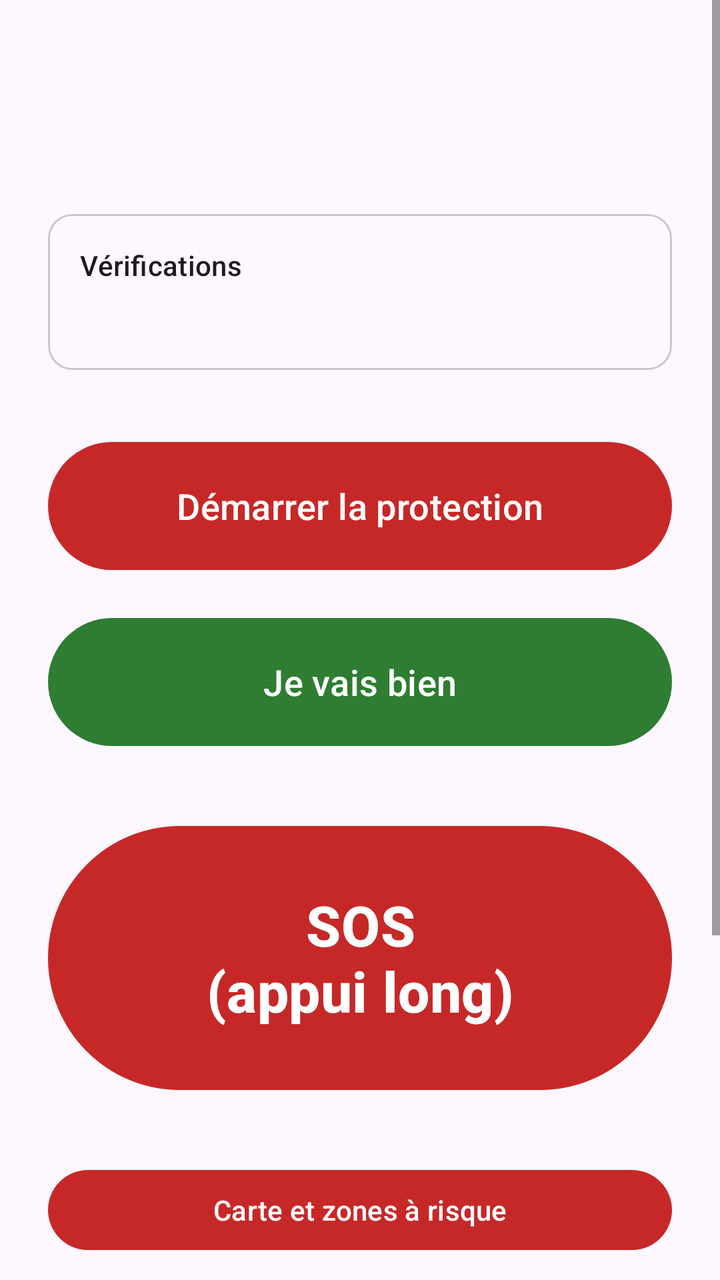
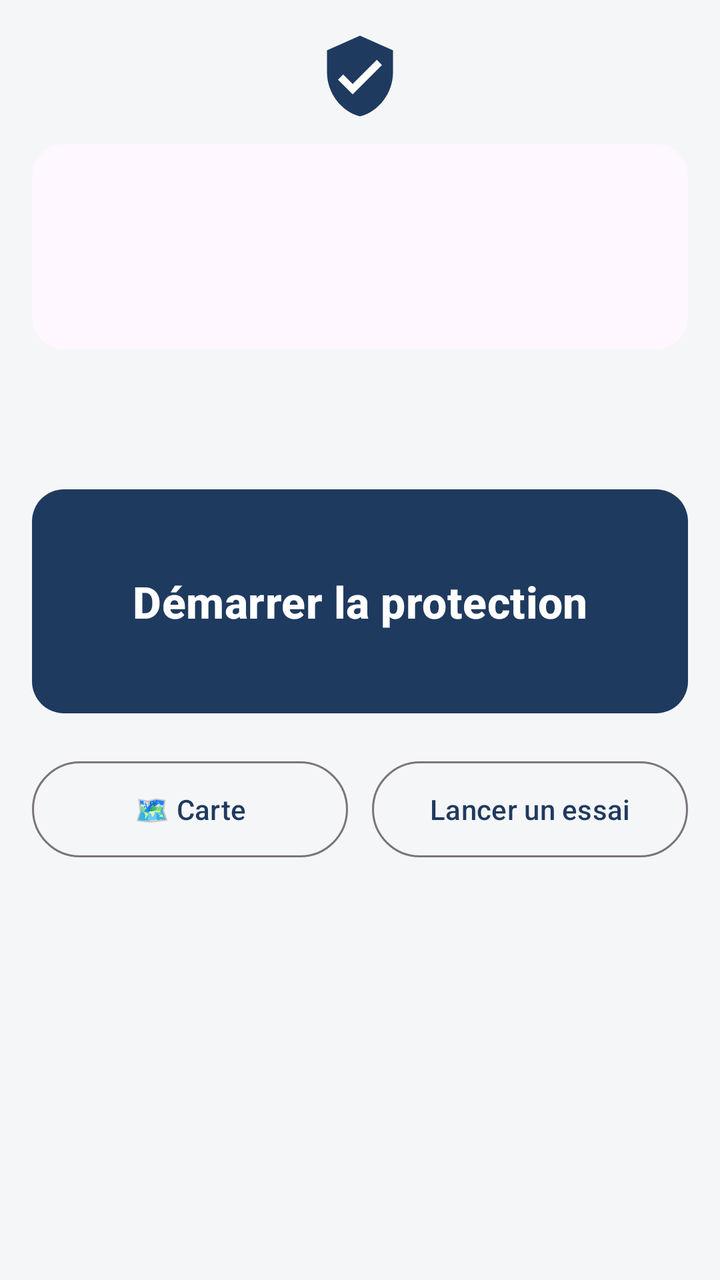

Two renders of the same Android screen: before a commit and after it. Below are the layout's source before the change and the commit's diff.
<!-- AndroidManifest.xml: application theme Theme.Dati -->
<!-- res/layout/activity_main.xml -->
<?xml version="1.0" encoding="utf-8"?>
<ScrollView xmlns:android="http://schemas.android.com/apk/res/android"
    xmlns:app="http://schemas.android.com/apk/res-auto"
    android:layout_width="match_parent"
    android:layout_height="match_parent">

    <LinearLayout
        android:layout_width="match_parent"
        android:layout_height="wrap_content"
        android:orientation="vertical"
        android:padding="24dp">

        <TextView
            android:id="@+id/statusText"
            android:layout_width="match_parent"
            android:layout_height="wrap_content"
            android:gravity="center"
            android:textAppearance="?attr/textAppearanceHeadlineMedium"
            android:textStyle="bold" />

        <TextView
            android:id="@+id/detailText"
            android:layout_width="match_parent"
            android:layout_height="wrap_content"
            android:layout_marginTop="8dp"
            android:gravity="center"
            android:textAppearance="?attr/textAppearanceBodyLarge" />

        <TextView
            android:id="@+id/zoneText"
            android:layout_width="match_parent"
            android:layout_height="wrap_content"
            android:layout_marginTop="12dp"
            android:background="@color/dati_orange"
            android:gravity="center"
            android:padding="10dp"
            android:textColor="@color/white"
            android:textStyle="bold"
            android:visibility="gone" />

        <TextView
            android:id="@+id/contactsWarning"
            android:layout_width="match_parent"
            android:layout_height="wrap_content"
            android:layout_marginTop="16dp"
            android:gravity="center"
            android:text="@string/contacts_warning"
            android:textColor="@color/dati_red"
            android:visibility="gone" />

        <com.google.android.material.card.MaterialCardView
            android:layout_width="match_parent"
            android:layout_height="wrap_content"
            android:layout_marginTop="16dp">

            <LinearLayout
                android:layout_width="match_parent"
                android:layout_height="wrap_content"
                android:orientation="vertical"
                android:padding="16dp">

                <TextView
                    android:layout_width="wrap_content"
                    android:layout_height="wrap_content"
                    android:text="@string/checks_title"
                    android:textAppearance="?attr/textAppearanceTitleSmall" />

                <TextView
                    android:id="@+id/checksText"
                    android:layout_width="match_parent"
                    android:layout_height="wrap_content"
                    android:layout_marginTop="8dp"
                    android:lineSpacingExtra="4dp"
                    android:textAppearance="?attr/textAppearanceBodyMedium" />
            </LinearLayout>
        </com.google.android.material.card.MaterialCardView>

        <com.google.android.material.button.MaterialButton
            android:id="@+id/toggleButton"
            android:layout_width="match_parent"
            android:layout_height="72dp"
            android:layout_marginTop="32dp"
            android:text="@string/start_monitoring"
            android:textSize="18sp" />

        <com.google.android.material.button.MaterialButton
            android:id="@+id/okButton"
            android:layout_width="match_parent"
            android:layout_height="72dp"
            android:layout_marginTop="16dp"
            android:text="@string/im_ok"
            android:textColor="@color/white"
            android:textSize="18sp"
            app:backgroundTint="@color/dati_green" />

        <com.google.android.material.button.MaterialButton
            android:id="@+id/sosButton"
            android:layout_width="match_parent"
            android:layout_height="140dp"
            android:layout_marginTop="32dp"
            android:text="@string/sos"
            android:textColor="@color/white"
            android:textSize="28sp"
            android:textStyle="bold"
            app:backgroundTint="@color/dati_red" />

        <com.google.android.material.button.MaterialButton
            android:id="@+id/mapButton"
            android:layout_width="match_parent"
            android:layout_height="wrap_content"
            android:layout_marginTop="32dp"
            android:text="@string/map_title" />

        <com.google.android.material.button.MaterialButton
            android:id="@+id/testButton"
            style="?attr/materialButtonOutlinedStyle"
            android:layout_width="match_parent"
            android:layout_height="wrap_content"
            android:layout_marginTop="8dp"
            android:text="@string/test_button" />

        <LinearLayout
            android:layout_width="match_parent"
            android:layout_height="wrap_content"
            android:layout_marginTop="8dp"
            android:orientation="horizontal">

            <com.google.android.material.button.MaterialButton
                android:id="@+id/settingsButton"
                style="?attr/materialButtonOutlinedStyle"
                android:layout_width="0dp"
                android:layout_height="wrap_content"
                android:layout_marginEnd="4dp"
                android:layout_weight="1"
                android:text="@string/settings" />

            <com.google.android.material.button.MaterialButton
                android:id="@+id/journalButton"
                style="?attr/materialButtonOutlinedStyle"
                android:layout_width="0dp"
                android:layout_height="wrap_content"
                android:layout_marginStart="4dp"
                android:layout_weight="1"
                android:text="@string/journal_title" />
        </LinearLayout>

        <TextView
            android:layout_width="match_parent"
            android:layout_height="wrap_content"
            android:layout_marginTop="24dp"
            android:text="@string/disclaimer"
            android:textAppearance="?attr/textAppearanceBodySmall" />

        <TextView
            android:id="@+id/versionText"
            android:layout_width="match_parent"
            android:layout_height="wrap_content"
            android:layout_marginTop="12dp"
            android:gravity="center"
            android:textAppearance="?attr/textAppearanceBodySmall" />
    </LinearLayout>
</ScrollView>
<!-- resources referenced by this layout -->
<resources>
  <color name="dati_green">#2E7D32</color>
  <color name="dati_orange">#E65100</color>
  <color name="dati_red">#C62828</color>
  <color name="white">#FFFFFF</color>
  <string name="checks_title">Vérifications</string>
  <string name="contacts_warning">Aucun contact d\'urgence ni serveur de supervision configuré : ouvrez les réglages.</string>
  <string name="disclaimer">Cette application ne remplace pas un dispositif DATI certifié ni l\'organisation des secours prévue par l\'employeur. Testez-la régulièrement avec vos contacts.</string>
  <string name="im_ok">Je vais bien</string>
  <string name="journal_title">Journal</string>
  <string name="map_title">Carte et zones à risque</string>
  <string name="settings">Réglages</string>
  <string name="sos">SOS\n(appui long)</string>
  <string name="start_monitoring">Démarrer la protection</string>
  <string name="test_button">Lancer un essai</string>
  <style name="Theme.Dati" parent="Theme.Material3.DayNight">
          <item name="colorPrimary">@color/dati_red</item>
          <item name="colorOnPrimary">@color/white</item>
      </style>
</resources>

<!-- the commit's change to res/layout/activity_main.xml (unified diff, before → after) -->
@@ -2,161 +2,160 @@
 <ScrollView xmlns:android="http://schemas.android.com/apk/res/android"
     xmlns:app="http://schemas.android.com/apk/res-auto"
     android:layout_width="match_parent"
-    android:layout_height="match_parent">
+    android:layout_height="match_parent"
+    android:fillViewport="true">
 
     <LinearLayout
         android:layout_width="match_parent"
         android:layout_height="wrap_content"
         android:orientation="vertical"
-        android:padding="24dp">
+        android:padding="16dp">
 
-        <TextView
-            android:id="@+id/statusText"
+        
+        <ImageView
+            android:id="@+id/brandLogo"
+            android:layout_width="wrap_content"
+            android:layout_height="44dp"
+            android:layout_gravity="center_horizontal"
+            android:layout_marginBottom="12dp"
+            android:adjustViewBounds="true"
+            android:contentDescription="@string/brand_name"
+            android:src="@drawable/brand_logo" />
+
+        
+        <com.google.android.material.card.MaterialCardView
+            android:id="@+id/statusCard"
             android:layout_width="match_parent"
             android:layout_height="wrap_content"
-            android:gravity="center"
-            android:textAppearance="?attr/textAppearanceHeadlineMedium"
-            android:textStyle="bold" />
-
-        <TextView
-            android:id="@+id/detailText"
-            android:layout_width="match_parent"
-            android:layout_height="wrap_content"
-            android:layout_marginTop="8dp"
-            android:gravity="center"
-            android:textAppearance="?attr/textAppearanceBodyLarge" />
-
-        <TextView
-            android:id="@+id/zoneText"
-            android:layout_width="match_parent"
-            android:layout_height="wrap_content"
-            android:layout_marginTop="12dp"
-            android:background="@color/dati_orange"
-            android:gravity="center"
-            android:padding="10dp"
-            android:textColor="@color/white"
-            android:textStyle="bold"
-            android:visibility="gone" />
-
-        <TextView
-            android:id="@+id/contactsWarning"
-            android:layout_width="match_parent"
-            android:layout_height="wrap_content"
-            android:layout_marginTop="16dp"
-            android:gravity="center"
-            android:text="@string/contacts_warning"
-            android:textColor="@color/dati_red"
-            android:visibility="gone" />
-
-        <com.google.android.material.card.MaterialCardView
-            android:layout_width="match_parent"
-            android:layout_height="wrap_content"
-            android:layout_marginTop="16dp">
+            app:cardCornerRadius="16dp"
+            app:strokeWidth="0dp">
 
             <LinearLayout
                 android:layout_width="match_parent"
                 android:layout_height="wrap_content"
                 android:orientation="vertical"
-                android:padding="16dp">
+                android:padding="20dp">
 
                 <TextView
-                    android:layout_width="wrap_content"
+                    android:id="@+id/statusText"
+                    android:layout_width="match_parent"
                     android:layout_height="wrap_content"
-                    android:text="@string/checks_title"
-                    android:textAppearance="?attr/textAppearanceTitleSmall" />
+                    android:gravity="center"
+                    android:textColor="@color/white"
+                    android:textSize="26sp"
+                    android:textStyle="bold" />
 
                 <TextView
-                    android:id="@+id/checksText"
+                    android:id="@+id/detailText"
                     android:layout_width="match_parent"
                     android:layout_height="wrap_content"
-                    android:layout_marginTop="8dp"
-                    android:lineSpacingExtra="4dp"
-                    android:textAppearance="?attr/textAppearanceBodyMedium" />
+                    android:layout_marginTop="6dp"
+                    android:gravity="center"
+                    android:textColor="@color/white"
+                    android:textSize="16sp" />
+
+                <TextView
+                    android:id="@+id/zoneText"
+                    android:layout_width="match_parent"
+                    android:layout_height="wrap_content"
+                    android:layout_marginTop="12dp"
+                    android:background="@color/dati_orange"
+                    android:gravity="center"
+                    android:padding="8dp"
+                    android:textColor="@color/white"
+                    android:textStyle="bold"
+                    android:visibility="gone" />
             </LinearLayout>
         </com.google.android.material.card.MaterialCardView>
 
-        <com.google.android.material.button.MaterialButton
-            android:id="@+id/toggleButton"
-            android:layout_width="match_parent"
-            android:layout_height="72dp"
-            android:layout_marginTop="32dp"
-            android:text="@string/start_monitoring"
-            android:textSize="18sp" />
-
-        <com.google.android.material.button.MaterialButton
-            android:id="@+id/okButton"
-            android:layout_width="match_parent"
-            android:layout_height="72dp"
-            android:layout_marginTop="16dp"
-            android:text="@string/im_ok"
-            android:textColor="@color/white"
-            android:textSize="18sp"
-            app:backgroundTint="@color/dati_green" />
-
-        <com.google.android.material.button.MaterialButton
-            android:id="@+id/sosButton"
-            android:layout_width="match_parent"
-            android:layout_height="140dp"
-            android:layout_marginTop="32dp"
-            android:text="@string/sos"
-            android:textColor="@color/white"
-            android:textSize="28sp"
-            android:textStyle="bold"
-            app:backgroundTint="@color/dati_red" />
-
-        <com.google.android.material.button.MaterialButton
-            android:id="@+id/mapButton"
+        
+        <TextView
+            android:id="@+id/checksText"
             android:layout_width="match_parent"
             android:layout_height="wrap_content"
-            android:layout_marginTop="32dp"
-            android:text="@string/map_title" />
+            android:layout_marginTop="10dp"
+            android:background="?attr/selectableItemBackground"
+            android:gravity="center"
+            android:minHeight="40dp"
+            android:padding="8dp"
+            android:textAppearance="?attr/textAppearanceBodyMedium" />
 
+        
         <com.google.android.material.button.MaterialButton
-            android:id="@+id/testButton"
-            style="?attr/materialButtonOutlinedStyle"
+            android:id="@+id/startButton"
+            android:layout_width="match_parent"
+            android:layout_height="120dp"
+            android:layout_marginTop="16dp"
+            android:text="@string/start_monitoring"
+            android:textSize="22sp"
+            android:textStyle="bold"
+            app:cornerRadius="16dp" />
+
+        
+        <LinearLayout
+            android:id="@+id/activeActions"
             android:layout_width="match_parent"
             android:layout_height="wrap_content"
-            android:layout_marginTop="8dp"
-            android:text="@string/test_button" />
+            android:layout_marginTop="16dp"
+            android:orientation="vertical"
+            android:visibility="gone">
 
+            <com.google.android.material.button.MaterialButton
+                android:id="@+id/okButton"
+                android:layout_width="match_parent"
+                android:layout_height="110dp"
+                android:text="@string/im_ok"
+                android:textColor="@color/white"
+                android:textSize="24sp"
+                android:textStyle="bold"
+                app:backgroundTint="@color/dati_green"
+                app:cornerRadius="16dp" />
+
+            <com.google.android.material.button.MaterialButton
+                android:id="@+id/sosButton"
+                android:layout_width="match_parent"
+                android:layout_height="150dp"
+                android:layout_marginTop="12dp"
+                android:text="@string/sos"
+                android:textColor="@color/white"
+                android:textSize="30sp"
+                android:textStyle="bold"
+                app:backgroundTint="@color/dati_red"
+                app:cornerRadius="16dp" />
+
+            <com.google.android.material.button.MaterialButton
+                android:id="@+id/stopButton"
+                style="?attr/materialButtonOutlinedStyle"
+                android:layout_width="match_parent"
+                android:layout_height="wrap_content"
+                android:layout_marginTop="12dp"
+                android:text="@string/stop_monitoring" />
+        </LinearLayout>
+
+        
         <LinearLayout
             android:layout_width="match_parent"
             android:layout_height="wrap_content"
-            android:layout_marginTop="8dp"
+            android:layout_marginTop="16dp"
             android:orientation="horizontal">
 
             <com.google.android.material.button.MaterialButton
-                android:id="@+id/settingsButton"
+                android:id="@+id/mapButton"
                 style="?attr/materialButtonOutlinedStyle"
                 android:layout_width="0dp"
-                android:layout_height="wrap_content"
-                android:layout_marginEnd="4dp"
+                android:layout_height="56dp"
+                android:layout_marginEnd="6dp"
                 android:layout_weight="1"
-                android:text="@string/settings" />
+                android:text="@string/map_short" />
 
             <com.google.android.material.button.MaterialButton
-                android:id="@+id/journalButton"
+                android:id="@+id/testButton"
                 style="?attr/materialButtonOutlinedStyle"
                 android:layout_width="0dp"
-                android:layout_height="wrap_content"
-                android:layout_marginStart="4dp"
+                android:layout_height="56dp"
+                android:layout_marginStart="6dp"
                 android:layout_weight="1"
-                android:text="@string/journal_title" />
+                android:text="@string/test_short" />
         </LinearLayout>
-
-        <TextView
-            android:layout_width="match_parent"
-            android:layout_height="wrap_content"
-            android:layout_marginTop="24dp"
-            android:text="@string/disclaimer"
-            android:textAppearance="?attr/textAppearanceBodySmall" />
-
-        <TextView
-            android:id="@+id/versionText"
-            android:layout_width="match_parent"
-            android:layout_height="wrap_content"
-            android:layout_marginTop="12dp"
-            android:gravity="center"
-            android:textAppearance="?attr/textAppearanceBodySmall" />
     </LinearLayout>
 </ScrollView>
<!-- resource entries referenced after the edit -->
@@ -4,19 +4,43 @@
   <color name="dati_orange">#E65100</color>
   <color name="dati_red">#C62828</color>
   <color name="white">#FFFFFF</color>
-  <string name="checks_title">Vérifications</string>
-  <string name="contacts_warning">Aucun contact d\'urgence ni serveur de supervision configuré : ouvrez les réglages.</string>
-  <string name="disclaimer">Cette application ne remplace pas un dispositif DATI certifié ni l\'organisation des secours prévue par l\'employeur. Testez-la régulièrement avec vos contacts.</string>
+  <!-- drawable brand_logo (drawable) -->
+  <?xml version="1.0" encoding="utf-8"?>
+  <vector xmlns:android="http://schemas.android.com/apk/res/android"
+      android:width="48dp"
+      android:height="48dp"
+      android:viewportWidth="24"
+      android:viewportHeight="24">
+      <path
+          android:fillColor="@color/brand_primary"
+          android:pathData="M12,1L3,5v6c0,5.55 3.84,10.74 9,12 5.16,-1.26 9,-6.45 9,-12V5l-9,-4z" />
+      <path
+          android:fillColor="#FFFFFFFF"
+          android:pathData="M10,17l-4,-4 1.41,-1.41L10,14.17l6.59,-6.59L18,9l-8,8z" />
+  </vector>
+  <string name="brand_name" translatable="false">DATI</string>
   <string name="im_ok">Je vais bien</string>
-  <string name="journal_title">Journal</string>
-  <string name="map_title">Carte et zones à risque</string>
-  <string name="settings">Réglages</string>
+  <string name="map_short">🗺 Carte</string>
   <string name="sos">SOS\n(appui long)</string>
   <string name="start_monitoring">Démarrer la protection</string>
-  <string name="test_button">Lancer un essai</string>
-  <style name="Theme.Dati" parent="Theme.Material3.DayNight">
-          <item name="colorPrimary">@color/dati_red</item>
-          <item name="colorOnPrimary">@color/white</item>
+  <string name="stop_monitoring">Arrêter la protection</string>
+  <string name="test_short">Lancer un essai</string>
+  <style name="Theme.Dati" parent="Theme.Material3.Light">
+          <item name="colorPrimary">@color/brand_primary</item>
+          <item name="colorOnPrimary">@color/brand_on_primary</item>
+          <item name="colorSecondary">@color/brand_secondary</item>
+          <item name="android:colorBackground">@color/brand_background</item>
+          <item name="android:statusBarColor">@color/brand_primary</item>
+          <item name="actionBarTheme">@style/ThemeOverlay.Dati.ActionBar</item>
+      </style>
+  <color name="brand_primary">#1F3A5F</color>
+  <color name="brand_on_primary">#FFFFFF</color>
+  <color name="brand_secondary">#4A6FA5</color>
+  <color name="brand_background">#F5F6F8</color>
+  <style name="ThemeOverlay.Dati.ActionBar" parent="ThemeOverlay.Material3.Dark.ActionBar">
+          <item name="colorSurface">@color/brand_primary</item>
+          <item name="colorOnSurface">@color/brand_on_primary</item>
+          <item name="android:background">@color/brand_primary</item>
       </style>
 </resources>
 
